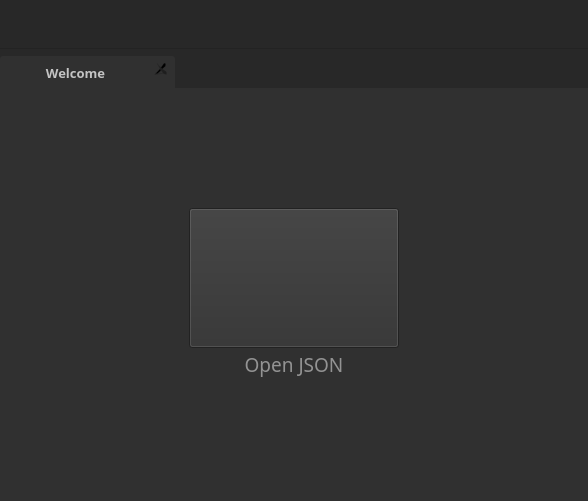
joenano/rapidview, file ui/mainwindow.ui: the form before one commit.
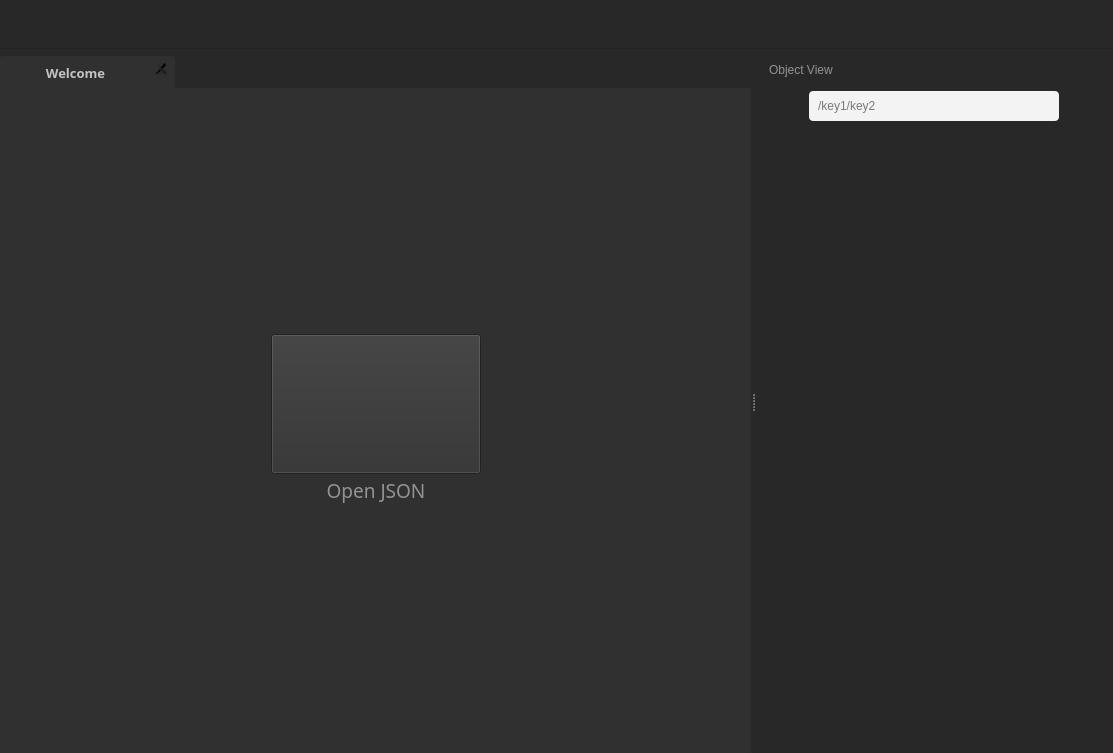
The form after the commit. Icons and pictures are not drawn.

Commit message: Add object view

```diff
--- a/ui/mainwindow.ui
+++ b/ui/mainwindow.ui
@@ -6,8 +6,8 @@
    <rect>
     <x>0</x>
     <y>0</y>
-    <width>588</width>
-    <height>501</height>
+    <width>1113</width>
+    <height>753</height>
    </rect>
   </property>
   <property name="windowTitle">
@@ -82,6 +82,55 @@
 	width: 0 px;
     subcontrol-position: top;
 	subcontrol-origin: margin;
+}
+
+QTreeView {
+	outline: 0;
+	border: none;
+}
+
+QTreeView::branch {
+	padding: 7px;
+}
+
+QTreeView::branch:has-siblings:!adjoins-item {
+    border-image: url(://gfx/icons/treeview/vline.png) 0;
+}
+
+QTreeView::branch:has-siblings:adjoins-item {
+    border-image: url(://gfx/icons/treeview/branch-more.png) 0;
+}
+
+QTreeView::branch:!has-children:!has-siblings:adjoins-item {
+    border-image: url(://gfx/icons/treeview/branch-end.png) 0;
+}
+
+QTreeView::branch:has-children:!has-siblings:closed,
+QTreeView::branch:closed:has-children:has-siblings {
+        border-image: none;
+        image: url(://gfx/icons/treeview/branch-closed.svg);
+}
+
+QTreeView::branch:open:has-children:!has-siblings,
+QTreeView::branch:open:has-children:has-siblings  {
+        border-image: none;
+		padding: 5px;
+        image: url(://gfx/icons/treeview/branch-open.svg);
+}
+
+QTreeView::branch::selected {
+    background: #535353;
+}
+
+QTreeView::item {
+	padding: 3;
+	color: #f3f3f3;
+}
+
+QTreeView::item::selected {
+	padding-left: 0;
+	background: #535353;
+	color: #e3e3e3;
 }</string>
    </property>
    <layout class="QVBoxLayout" name="verticalLayout">
@@ -260,6 +309,10 @@
      </widget>
     </item>
     <item>
+     <widget class="QSplitter" name="splitter">
+      <property name="orientation">
+       <enum>Qt::Horizontal</enum>
+      </property>
      <widget class="QFrame" name="fr_main">
       <property name="styleSheet">
        <string notr="true"/>
@@ -302,7 +355,6 @@
            <font>
             <family>Varela Round</family>
             <pointsize>10</pointsize>
-            <weight>75</weight>
             <bold>true</bold>
            </font>
           </property>
@@ -541,6 +593,117 @@
         </widget>
        </item>
       </layout>
+      </widget>
+      <widget class="QFrame" name="fr_sidepanel">
+       <property name="styleSheet">
+        <string notr="true">QLineEdit {
+	padding: 7px;
+	background: #f3f3f3;
+	border-radius: 4px;
+}</string>
+       </property>
+       <property name="frameShape">
+        <enum>QFrame::StyledPanel</enum>
+       </property>
+       <property name="frameShadow">
+        <enum>QFrame::Raised</enum>
+       </property>
+       <layout class="QVBoxLayout" name="verticalLayout_3">
+        <property name="spacing">
+         <number>14</number>
+        </property>
+        <property name="leftMargin">
+         <number>14</number>
+        </property>
+        <property name="topMargin">
+         <number>14</number>
+        </property>
+        <property name="rightMargin">
+         <number>14</number>
+        </property>
+        <property name="bottomMargin">
+         <number>14</number>
+        </property>
+        <item>
+         <widget class="QLabel" name="lbl_object_view">
+          <property name="text">
+           <string>Object View</string>
+          </property>
+         </widget>
+        </item>
+        <item>
+         <layout class="QHBoxLayout" name="hl_search">
+          <item>
+           <spacer name="hs_2">
+            <property name="orientation">
+             <enum>Qt::Horizontal</enum>
+            </property>
+            <property name="sizeType">
+             <enum>QSizePolicy::Minimum</enum>
+            </property>
+            <property name="sizeHint" stdset="0">
+             <size>
+              <width>40</width>
+              <height>20</height>
+             </size>
+            </property>
+           </spacer>
+          </item>
+          <item>
+           <widget class="QLineEdit" name="search">
+            <property name="minimumSize">
+             <size>
+              <width>0</width>
+              <height>28</height>
+             </size>
+            </property>
+            <property name="maximumSize">
+             <size>
+              <width>280</width>
+              <height>16777215</height>
+             </size>
+            </property>
+            <property name="placeholderText">
+             <string>/key1/key2</string>
+            </property>
+           </widget>
+          </item>
+          <item>
+           <spacer name="hs">
+            <property name="orientation">
+             <enum>Qt::Horizontal</enum>
+            </property>
+            <property name="sizeType">
+             <enum>QSizePolicy::Minimum</enum>
+            </property>
+            <property name="sizeHint" stdset="0">
+             <size>
+              <width>40</width>
+              <height>20</height>
+             </size>
+            </property>
+           </spacer>
+          </item>
+         </layout>
+        </item>
+        <item>
+         <widget class="QTreeView" name="view_object">
+          <property name="font">
+           <font>
+            <family>DejaVu Sans Mono</family>
+            <pointsize>10</pointsize>
+           </font>
+          </property>
+          <property name="uniformRowHeights">
+           <bool>true</bool>
+          </property>
+          <attribute name="headerVisible">
+           <bool>false</bool>
+          </attribute>
+         </widget>
+        </item>
+       </layout>
+      </widget>
      </widget>
     </item>
    </layout>
```
Lines whose indentation alone changed are shown as unchanged. The commit also changes 10 other files.
